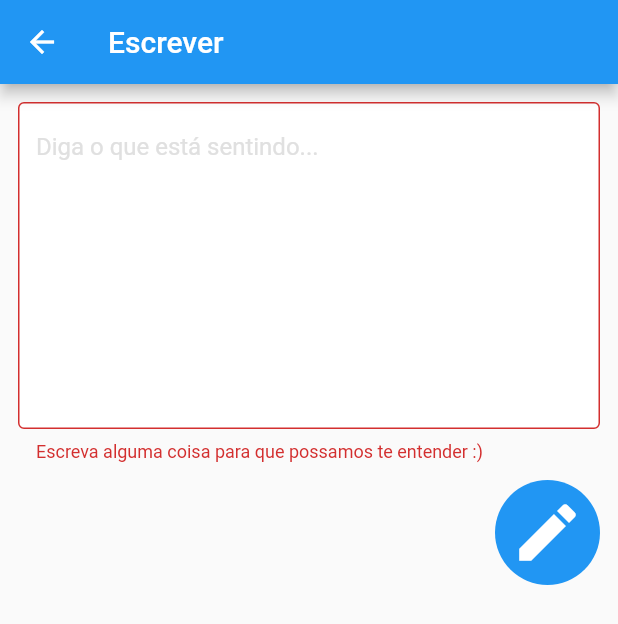
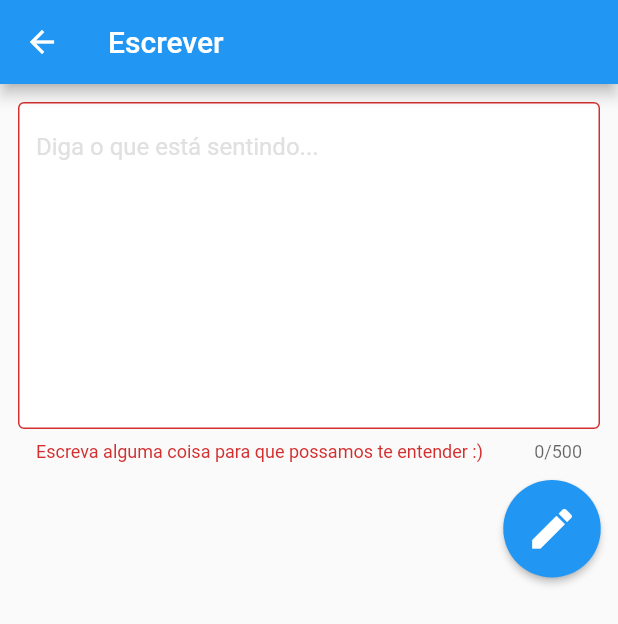
Before and after one commit to Tissobola/Ainidiu, a Flutter app: the Escrever screen opened directly, after a tap on the "create" icon, on a phone screen of 412 x 824 dp. Shown: the top 624 px of the screen. Run offline on Flutter 3.47's test engine with Material 2 defaults, Android fonts, the phone set to English and light mode, and no system bars; our stand-ins replace cloud_firestore, connectivity, email_validator, firebase_core, firebase_messaging, firebase_storage and 3 more; accounts and stored records are empty; network calls fail.

Commit message:
Coreções

```diff
--- a/Ainidiu/lib/src/components/post_card.dart
+++ b/Ainidiu/lib/src/components/post_card.dart
@@ -244,6 +244,7 @@ class _PostCardState extends State<PostCard> {
                         message: "Comentar",
                         child: FlatButton(
                             onPressed: () {
+
                               Scaffold.of(context).showBottomSheet((context) {
                                 return Material(
                                   shadowColor: Colors.blue,
@@ -335,7 +336,8 @@ class _PostCardState extends State<PostCard> {
                                                               .validate()) {
                                                             await Future.delayed(
                                                                 Duration(
-                                                                    milliseconds: 600));
+                                                                    milliseconds:
+                                                                        600));
                                                             Navigator.pop(
                                                                 context);
 
--- a/Ainidiu/lib/src/page/chat_home.dart
+++ b/Ainidiu/lib/src/page/chat_home.dart
@@ -186,7 +186,7 @@ class _ChatHomeState extends State<ChatHome> {
                       subtitle: Container(
                         padding: EdgeInsets.only(top: 5.0),
                         child: Text(
-                          snap.docs[index].data()['conversa'],
+                          snap.docs[index].data()['conversa'].toString().replaceAll("\n", " "),
                           style: (snap.docs[index]
                                   .data()['lidaPor']
                                   .contains(usuario.id))
--- a/Ainidiu/lib/src/page/dados_pessoais.dart
+++ b/Ainidiu/lib/src/page/dados_pessoais.dart
@@ -897,7 +897,6 @@ class _DadosPessoaisState extends State<DadosPessoais> {
                   });
 
 
-
                 },
                 child: Text(
                   'Editar',
--- a/Ainidiu/lib/src/page/escrever_page.dart
+++ b/Ainidiu/lib/src/page/escrever_page.dart
@@ -14,6 +14,7 @@ class Escrever extends StatefulWidget {
 class _EscreverState extends State<Escrever> {
   User usuario;
   bool temConteudo = true;
+  bool canSend = true;
   _EscreverState({this.usuario});
   TextEditingController msg = TextEditingController();
   final _formKey = GlobalKey<FormState>();
@@ -27,6 +28,7 @@ class _EscreverState extends State<Escrever> {
         margin: EdgeInsets.all(12),
         height: maxLines * 24.0,
         child: TextFormField(
+          maxLength: 500,
           validator: (texto) {
             if (msg.text.isEmpty) {
               return 'Escreva alguma coisa para que possamos te entender :)';
@@ -60,16 +62,15 @@ class _EscreverState extends State<Escrever> {
         appBar: AppBar(title: Text('Escrever')),
         body: Container(
             height: alturaTela,
-            child: Stack(children: <Widget>[
+            child: Column(
+                crossAxisAlignment: CrossAxisAlignment.end,
+                children: <Widget>[
                   _buildTextField(),
-              Positioned(
-                top: 240.0 + 24,
-                left: larguraTela - 70 - 12,
-                child: GestureDetector(
-                  onTap: () async {
-
+                  RawMaterialButton(
+                    onPressed: () async {
                       if (_formKey.currentState.validate()) {
-                      bool ehOfensivo = await Filtrar().filtrarTexto(msg.text);
+                        bool ehOfensivo =
+                            await Filtrar().filtrarTexto(msg.text);
 
                         if (ehOfensivo) {
                           _scaffoldKey.currentState.showSnackBar(SnackBar(
@@ -78,29 +79,30 @@ class _EscreverState extends State<Escrever> {
                             backgroundColor: Colors.red,
                           ));
                         } else {
-
-
-                        repository.escreverPostagens(DateTime.now(),
-                            usuario.imageURL, 0, usuario.id, usuario.apelido, msg.text);
+                          if (canSend) {
+                            repository.escreverPostagens(
+                                DateTime.now(),
+                                usuario.imageURL,
+                                0,
+                                usuario.id,
+                                usuario.apelido,
+                                msg.text);
 
                             Navigator.pop(context);
-
+                            canSend = false;
+                          }
                         }
                       }
                     },
-                  child: ClipOval(
-                    child: Container(
-                      color: Colors.blue,
-                      height: 70,
-                      width: 70,
+                    elevation: 2.0,
+                    fillColor: Colors.blue,
                     child: Icon(
                       Icons.create,
-                        size: 50,
+                      size: 35.0,
                       color: Colors.white,
                     ),
-                    ),
-                  ),
-                ),
+                    padding: EdgeInsets.all(15.0),
+                    shape: CircleBorder(),
                   ),
                 ])));
   }
--- a/Ainidiu/lib/src/page/login_cadastro.dart
+++ b/Ainidiu/lib/src/page/login_cadastro.dart
@@ -81,9 +81,12 @@ class _CadastroState extends State<Cadastro> {
 
   Widget escolherFoto() {
     if (_currText == "Feminino") {
-      return Column(
+      return SingleChildScrollView(
+        scrollDirection: Axis.horizontal,
+              child: Column(
           mainAxisSize: MainAxisSize.min,
           children: [
+
             Row(
               children: [
                 exibirFoto(_urlsWoman[0]),
@@ -99,6 +102,7 @@ class _CadastroState extends State<Cadastro> {
               ],
             ),
           ],
+        ),
       );
     } else if (_currText == "Masculino") {
       return Column(
--- a/Ainidiu/lib/src/page/login_home.dart
+++ b/Ainidiu/lib/src/page/login_home.dart
@@ -131,7 +131,7 @@ class _LoginHomeState extends State<LoginHome> {
     );
   }
 
-  Widget buildTest() {
+  Widget buttons() {
     return Column(
       crossAxisAlignment: CrossAxisAlignment.center,
       children: <Widget>[buildButton(), buildCadastro()],
@@ -169,7 +169,7 @@ class _LoginHomeState extends State<LoginHome> {
             children: <Widget>[
               Column(
                 mainAxisAlignment: MainAxisAlignment.spaceBetween,
-                children: <Widget>[buildText(), buildTest()],
+                children: <Widget>[buildText(), buttons()],
               ),
             ],
           )),
```
Also changed, not shown: Ainidiu/lib/src/page/chat_page.dart (+12 -6 lines), Ainidiu/lib/src/page/configuracoes_page.dart (+7 -2 lines), Ainidiu/lib/src/page/login_login.dart (+23 -21 lines). Lines whose indentation alone changed are shown as unchanged.
